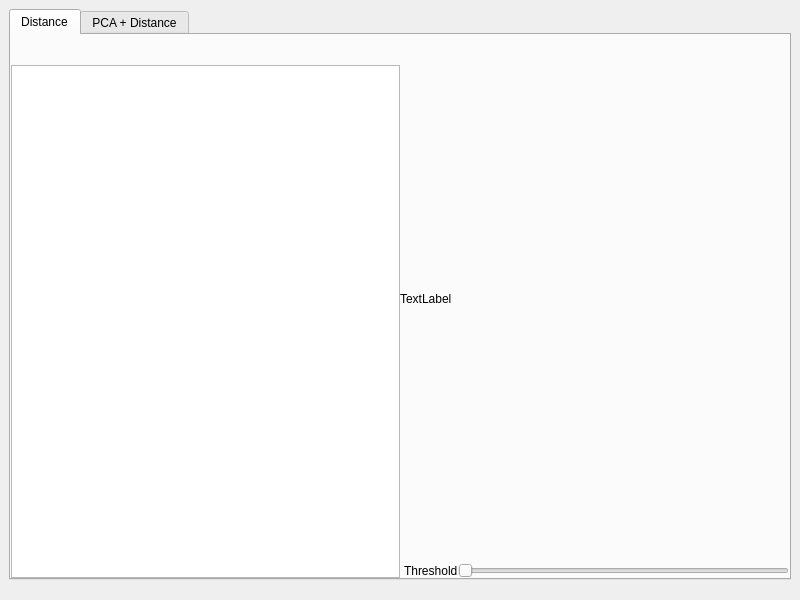
This is mainwindowxx.ui in pekalam/hyperspectral-segmentation as Qt 5 draws it before an edit. The edited form follows.
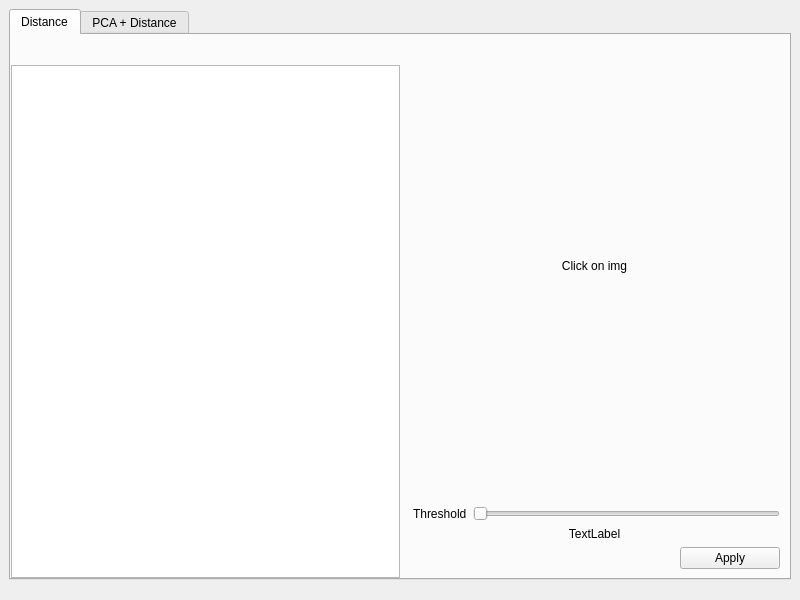
This is the edited form. The open tabs and pages were chosen to show the change.

```diff
--- a/mainwindowxx.ui
+++ b/mainwindowxx.ui
@@ -79,7 +79,7 @@
          </layout>
         </item>
         <item>
-         <layout class="QVBoxLayout" name="verticalLayout_2">
+         <layout class="QVBoxLayout" name="verticalLayout_2" stretch="0,0">
           <item>
            <widget class="QLabel" name="label">
             <property name="sizePolicy">
@@ -89,14 +89,29 @@
              </sizepolicy>
             </property>
             <property name="text">
-             <string>TextLabel</string>
+             <string>Click on img</string>
+            </property>
+            <property name="alignment">
+             <set>Qt::AlignCenter</set>
             </property>
            </widget>
           </item>
+          <item>
+           <widget class="QWidget" name="dstMethodPanel" native="true">
+            <property name="enabled">
+             <bool>true</bool>
+            </property>
+            <layout class="QVBoxLayout" name="verticalLayout_5">
           <item>
            <layout class="QHBoxLayout" name="horizontalLayout_2">
             <item>
-             <widget class="QLabel" name="label_2">
+                <widget class="QLabel" name="lb">
+                 <property name="minimumSize">
+                  <size>
+                   <width>40</width>
+                   <height>0</height>
+                  </size>
+                 </property>
               <property name="text">
                <string>Threshold</string>
               </property>
@@ -117,6 +132,49 @@
             </item>
            </layout>
           </item>
+             <item>
+              <widget class="QLabel" name="dstThresholdVal">
+               <property name="text">
+                <string>TextLabel</string>
+               </property>
+               <property name="alignment">
+                <set>Qt::AlignCenter</set>
+               </property>
+              </widget>
+             </item>
+             <item>
+              <layout class="QHBoxLayout" name="horizontalLayout_8">
+               <item>
+                <spacer name="horizontalSpacer_2">
+                 <property name="orientation">
+                  <enum>Qt::Horizontal</enum>
+                 </property>
+                 <property name="sizeHint" stdset="0">
+                  <size>
+                   <width>40</width>
+                   <height>20</height>
+                  </size>
+                 </property>
+                </spacer>
+               </item>
+               <item>
+                <widget class="QPushButton" name="dstApplyBtn">
+                 <property name="minimumSize">
+                  <size>
+                   <width>100</width>
+                   <height>0</height>
+                  </size>
+                 </property>
+                 <property name="text">
+                  <string>Apply</string>
+                 </property>
+                </widget>
+               </item>
+              </layout>
+             </item>
+            </layout>
+           </widget>
+          </item>
          </layout>
         </item>
        </layout>
```
Left out of the diff: 64 changed lines with no effect on the pictures. Lines whose indentation alone changed are shown as unchanged.
